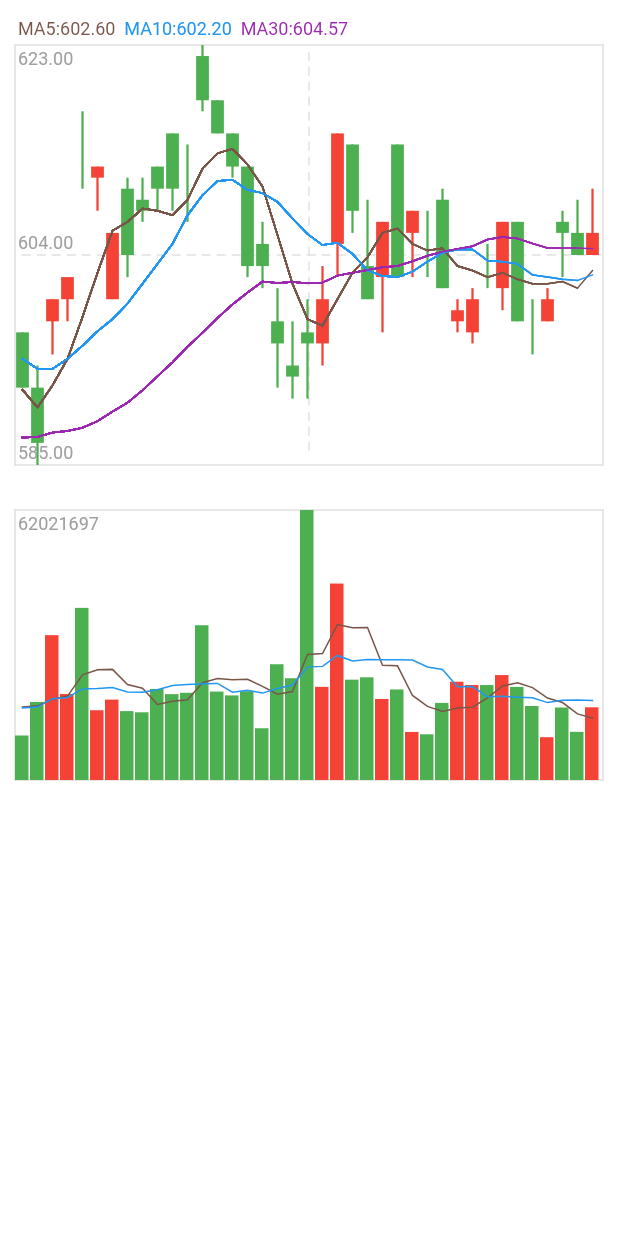
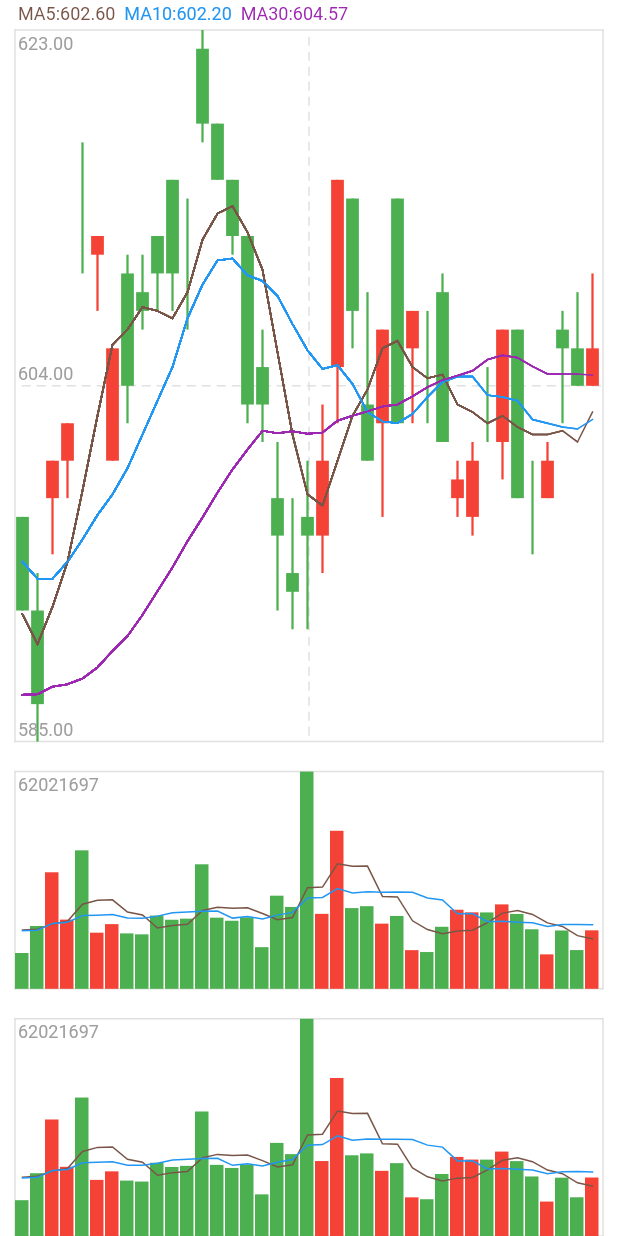
Before and after one commit to wayne90040/Flutter-StockChart-Module, a Flutter app: the screen it shows after launch, on a phone screen of 412 x 824 dp. Run offline on Flutter 3.47's test engine with Material 2 defaults, Android fonts, the phone set to English and light mode, and no system bars.

Commit message:
💄 use flex to constraint screen

```diff
--- a/lib/stock_chart_screen.dart
+++ b/lib/stock_chart_screen.dart
@@ -53,11 +53,13 @@ class _StockChartScreenState extends State<StockChartScreen> {
     print("Quote${viewModel.quote}");
 
     return SafeArea(
-      child: Column(
-        children: <Widget>[
-          SizedBox(height: 10),
-
-          GestureDetector(
+      child: Container(
+        child: Flex(
+          direction: Axis.vertical,
+          children: [
+            Expanded(
+                flex: 3,
+                child: GestureDetector(
                   child: viewModel.quote == null ? Container() :
                   MainChartWidget(quote: viewModel.quote!, scrollX: scrollX, scale: scale),
 
@@ -82,11 +84,11 @@ class _StockChartScreenState extends State<StockChartScreen> {
                   onScaleStart: (_ ) {
                     isScaling = true;
                   },
+                )
             ),
-
-          SizedBox(height: 10),
-
-          GestureDetector(
+            Expanded(
+                flex: 1,
+                child: GestureDetector(
                   child: (viewModel.quote == null) ? Container() :
                   SecondChartWidget(
                       quote: viewModel.quote!,
@@ -100,7 +102,26 @@ class _StockChartScreenState extends State<StockChartScreen> {
                     });
                   },
                 )
+            ),
+            Expanded(
+                flex: 1,
+                child: GestureDetector(
+                  child: (viewModel.quote == null) ? Container() :
+                  SecondChartWidget(
+                      quote: viewModel.quote!,
+                      scale: scale,
+                      scrollX: scrollX,
+                      types: types,
+                      typeIndex: typeIndex),
+                  onTap: () {
+                    setState(() {
+                      typeIndex = (typeIndex + 1) % types.length;
+                    });
+                  },
+                )
+            )
           ],
+        ),
       ),
     );
   }
@@ -127,7 +148,6 @@ class SecondChartWidget extends StatelessWidget {
   Widget build(BuildContext context) {
     return Container(
       width: double.infinity,
-      height: 200,
       margin: EdgeInsets.symmetric(horizontal: 10),
       child: CustomPaint(
         painter: SecondPainter(
@@ -159,7 +179,6 @@ class MainChartWidget extends StatelessWidget {
   Widget build(BuildContext context) {
     return Container(
       width: double.infinity,
-      height: 300,
       margin: EdgeInsets.symmetric(horizontal: 10),
       child: CustomPaint(
         painter: MainPainter(
```
Lines whose indentation alone changed are shown as unchanged.
